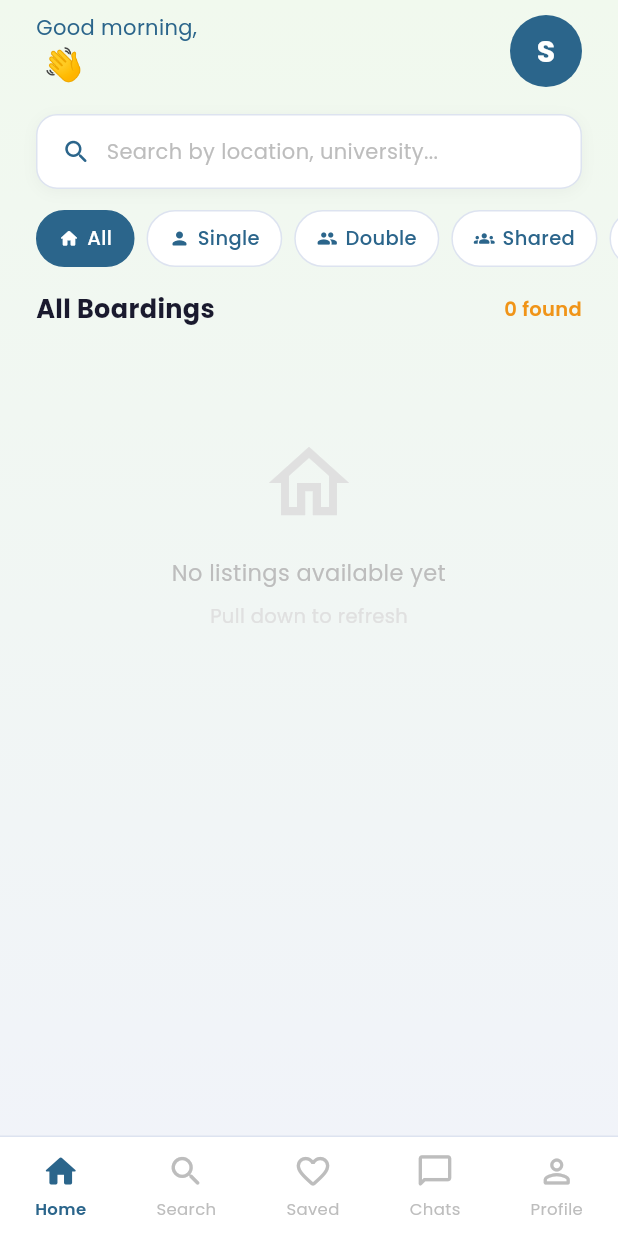
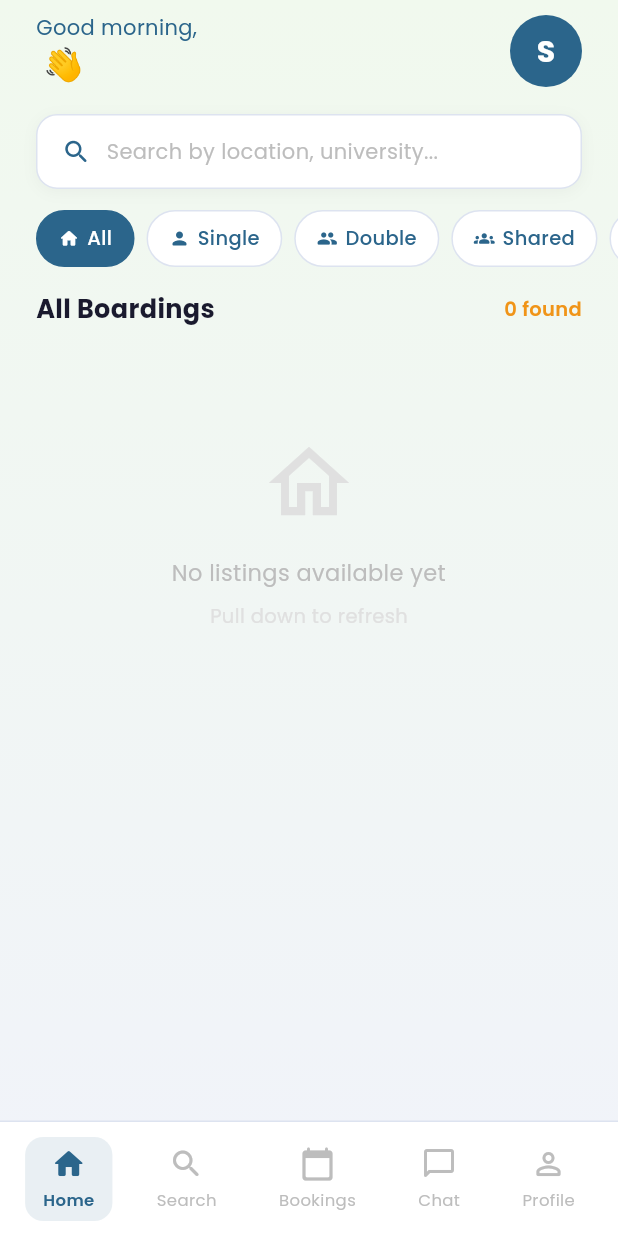
Before and after one commit to NavodPriyadarshana/UniBoardTest, a Flutter app: the StudentHomeScreen screen opened directly with empty values, on a phone screen of 412 x 824 dp. Run offline on Flutter 3.47's test engine with Material 3 defaults, Android fonts, the phone set to English and light mode, and no system bars; our stand-ins replace cloud_firestore, firebase_auth, firebase_core, google_fonts; accounts and stored records are empty.

Commit message:
Update bottom nav bar with bookings tab

```diff
--- a/lib/widgets/student/bottom_nav_bar.dart
+++ b/lib/widgets/student/bottom_nav_bar.dart
@@ -3,11 +3,10 @@ import 'package:google_fonts/google_fonts.dart';
 
 // ─────────────────────────────────────────────
 // BOTTOM NAV BAR WIDGET
-// Shows Home, Search, Saved, Chats, Profile.
-// Active item shown in blue, others in gray.
+// Student navigation bar with 5 tabs:
+// Home, Search, Bookings, Chat, Profile
 // ─────────────────────────────────────────────
 class BottomNavBar extends StatelessWidget {
-
   final int selectedIndex;
   final ValueChanged<int> onItemSelected;
 
@@ -17,12 +16,12 @@ class BottomNavBar extends StatelessWidget {
     required this.onItemSelected,
   });
 
-  static const List<Map<String, dynamic>> _navItems = [
-    {'icon': Icons.home_rounded,             'label': 'Home'},
-    {'icon': Icons.search_rounded,           'label': 'Search'},
-    {'icon': Icons.favorite_border_rounded,  'label': 'Saved'},
-    {'icon': Icons.chat_bubble_outline_rounded, 'label': 'Chats'},
-    {'icon': Icons.person_outline_rounded,   'label': 'Profile'},
+  static const List<Map<String, dynamic>> _items = [
+    {'icon': Icons.home_rounded,              'label': 'Home'},
+    {'icon': Icons.search_rounded,            'label': 'Search'},
+    {'icon': Icons.calendar_today_rounded,    'label': 'Bookings'},
+    {'icon': Icons.chat_bubble_outline_rounded,'label': 'Chat'},
+    {'icon': Icons.person_outline_rounded,    'label': 'Profile'},
   ];
 
   @override
@@ -34,10 +33,11 @@ class BottomNavBar extends StatelessWidget {
           top: BorderSide(color: Color(0xFFDDE3F0), width: 1),
         ),
       ),
-      padding: const EdgeInsets.symmetric(vertical: 10),
+      padding: const EdgeInsets.symmetric(
+          vertical: 10, horizontal: 8),
       child: Row(
         mainAxisAlignment: MainAxisAlignment.spaceAround,
-        children: List.generate(_navItems.length, (index) {
+        children: List.generate(_items.length, (index) {
           final bool isSelected = selectedIndex == index;
           final Color itemColor = isSelected
               ? const Color(0xFF2B658B)
@@ -45,17 +45,27 @@ class BottomNavBar extends StatelessWidget {
 
           return GestureDetector(
             onTap: () => onItemSelected(index),
+            child: AnimatedContainer(
+              duration: const Duration(milliseconds: 200),
+              padding: const EdgeInsets.symmetric(
+                  horizontal: 12, vertical: 6),
+              decoration: BoxDecoration(
+                color: isSelected
+                    ? const Color(0xFF2B658B).withOpacity(0.1)
+                    : Colors.transparent,
+                borderRadius: BorderRadius.circular(12),
+              ),
               child: Column(
                 mainAxisSize: MainAxisSize.min,
                 children: [
                   Icon(
-                  _navItems[index]['icon'] as IconData,
-                  size: 26,
+                    _items[index]['icon'] as IconData,
+                    size: 24,
                     color: itemColor,
                   ),
                   const SizedBox(height: 4),
                   Text(
-                  _navItems[index]['label'],
+                    _items[index]['label'] as String,
                     style: GoogleFonts.poppins(
                       fontSize: 11,
                       fontWeight: isSelected
@@ -66,6 +76,7 @@ class BottomNavBar extends StatelessWidget {
                   ),
                 ],
               ),
+            ),
           );
         }),
       ),
```
Lines whose indentation alone changed are shown as unchanged.
